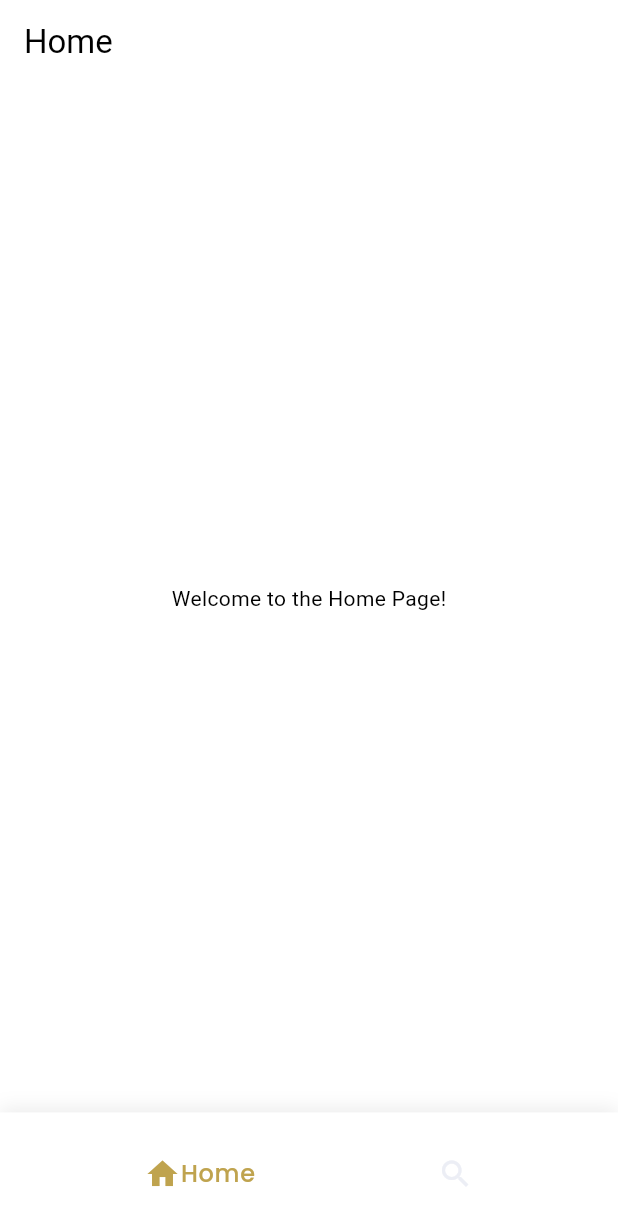
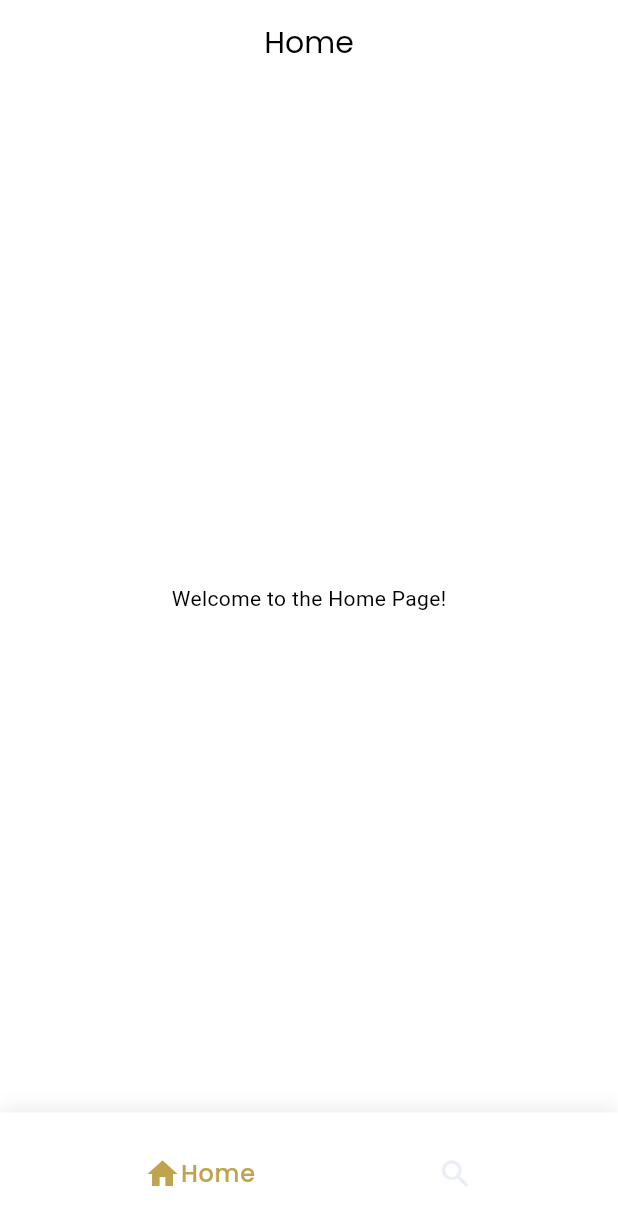
Before and after one commit to UmutKardas/Potter-Book, a Flutter app: the screen it shows after launch, on a phone screen of 412 x 824 dp. Shown: the top 1225 px of the screen. Run offline on Flutter 3.47's test engine with Material 3 defaults, Android fonts, the light colour scheme and no system bars; drawn by our look-alikes of google_nav_bar; our stand-ins replace flutter_riverpod, google_fonts.

Commit message:
Enhance light theme with app bar customization and update text styles; add padding and radius constants

```diff
--- a/potter_book/lib/config/light_theme.dart
+++ b/potter_book/lib/config/light_theme.dart
@@ -8,6 +8,18 @@ final class LightTheme {
     scaffoldBackgroundColor: Colors.white,
     textTheme: _textTheme(),
     colorScheme: _colorScheme(),
+    appBarTheme: _appbarTheme(),
+  );
+
+  static AppBarTheme _appbarTheme() => AppBarTheme(
+    backgroundColor: Colors.transparent,
+    surfaceTintColor: Colors.transparent,
+    titleTextStyle: GoogleFonts.poppins(
+      fontSize: 20,
+      fontWeight: FontWeight.w400,
+      color: Colors.black,
+    ),
+    centerTitle: true,
   );
 
   static ColorScheme _colorScheme() {
@@ -29,10 +41,19 @@ final class LightTheme {
 
   static TextTheme _textTheme() {
     return TextTheme(
+      titleLarge: GoogleFonts.poppins(
+        fontSize: 20,
+        fontWeight: FontWeight.w400,
+      ),
       labelSmall: GoogleFonts.poppins(
         fontSize: 16,
         fontWeight: FontWeight.w500,
       ),
+      bodySmall: GoogleFonts.poppins(
+        fontSize: 14,
+        fontWeight: FontWeight.w500,
+        color: Colors.white,
+      ),
     );
   }
 }
--- a/potter_book/lib/constants/app_color.dart
+++ b/potter_book/lib/constants/app_color.dart
@@ -3,4 +3,11 @@ import 'package:flutter/material.dart';
 final class AppColor {
   static const Color primary = Color(0xFFBFA34E);
   static const Color hintColor = Color(0xFFECEEF5);
+
+  //House Colors
+
+  static const Color gryffindor = Color(0xFF9B1B30);
+  static const Color hufflepuff = Color(0xFFB7A63A);
+  static const Color ravenclaw = Color(0xFF1F4E79);
+  static const Color slytherin = Color(0xFF2A4731);
 }
--- a/potter_book/lib/constants/app_padding.dart
+++ b/potter_book/lib/constants/app_padding.dart
@@ -1 +1,6 @@
-final class AppPadding {}
+import 'package:flutter/material.dart';
+
+final class AppPadding {
+  static const EdgeInsets pagePadding = EdgeInsets.all(20);
+  static const EdgeInsets segmentPadding = EdgeInsets.all(10);
+}
--- /dev/null
+++ b/potter_book/lib/constants/app_radius.dart
@@ -0,0 +1,3 @@
+final class AppRadius {
+  static const double segmentRadius = 20;
+}
```
